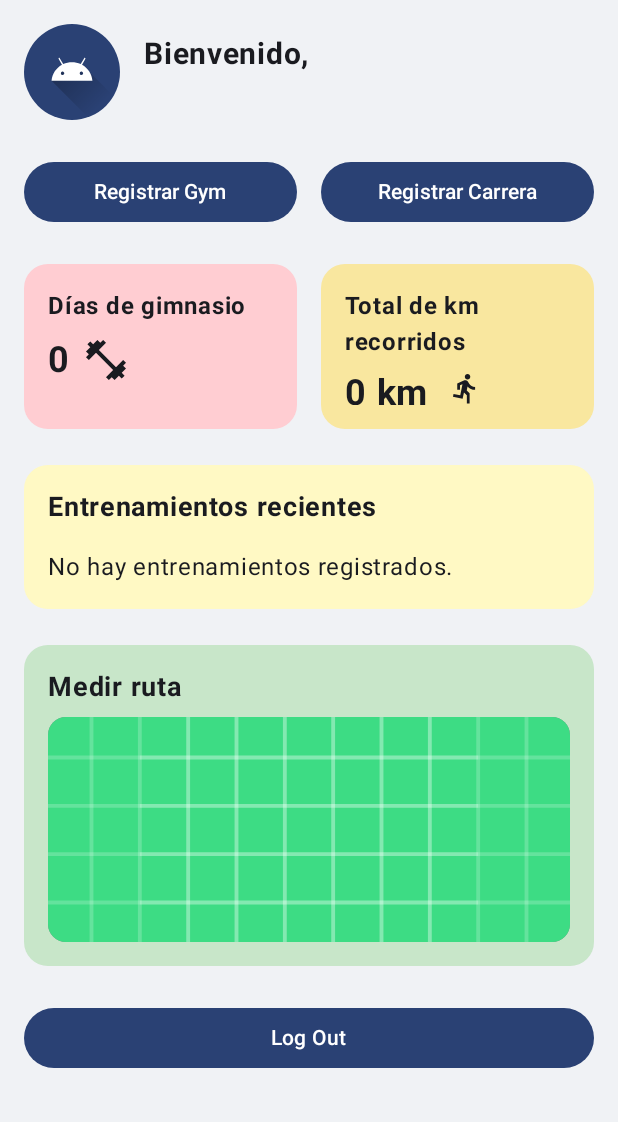
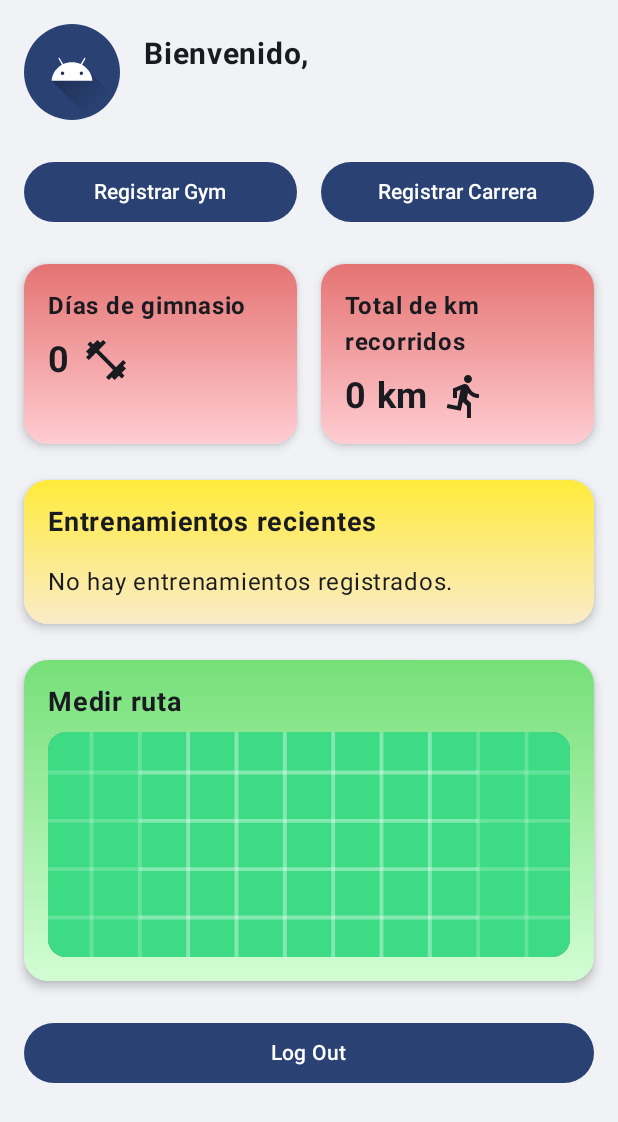
Before and after one commit to IDGS-901-22002330/Allenare-mobile, an Android app built with Jetpack Compose: the DashboardScreen screen opened through its navigation route, on a phone screen of 412 x 824 dp. Shown: the top 1122 px of the screen. Run offline under Robolectric (Android 15) with nearby library versions, the phone set to English and light mode, and no system bars; our stand-ins replace Firebase (no records; nobody signed in at launch, a user with empty details on screens opened directly).

Commit message:
Fix: Gradient en UI

```diff
--- a/app/src/main/java/com/example/allenare_mobile/screens/dashboard_components/MeasureRoute.kt
+++ b/app/src/main/java/com/example/allenare_mobile/screens/dashboard_components/MeasureRoute.kt
@@ -16,6 +16,7 @@ import androidx.compose.material3.Text
 import androidx.compose.runtime.Composable
 import androidx.compose.ui.Modifier
 import androidx.compose.ui.draw.clip
+import androidx.compose.ui.graphics.Brush
 import androidx.compose.ui.graphics.Color
 import androidx.compose.ui.layout.ContentScale
 import androidx.compose.ui.res.painterResource
@@ -31,7 +32,18 @@ fun MeasureRoute() {
     Card(
         modifier = Modifier.fillMaxWidth(),
         shape = RoundedCornerShape(16.dp),
-        colors = CardDefaults.cardColors(containerColor = Color(0xFFC8E6C9))
+        elevation = CardDefaults.cardElevation(defaultElevation = 4.dp)
+    ) {
+        val gradientColors = listOf(Color(0xFF76E078), Color(0xFFD2FDD4))
+
+        Box(
+            modifier = Modifier
+                .fillMaxWidth()
+                .background(
+                    brush = Brush.verticalGradient(
+                        colors = gradientColors
+                    )
+                )
         ) {
             Column(modifier = Modifier.padding(16.dp)) {
                 Text("Medir ruta", fontWeight = FontWeight.Bold, fontSize = 18.sp)
@@ -53,6 +65,7 @@ fun MeasureRoute() {
             }
         }
     }
+}
 
 @Preview(showBackground = true)
 @Composable
--- a/app/src/main/java/com/example/allenare_mobile/screens/dashboard_components/RecentWorkouts.kt
+++ b/app/src/main/java/com/example/allenare_mobile/screens/dashboard_components/RecentWorkouts.kt
@@ -1,5 +1,7 @@
 package com.example.allenare_mobile.screens.dashboard_components
 
+import androidx.compose.foundation.background
+import androidx.compose.foundation.layout.Box
 import androidx.compose.foundation.layout.Column
 import androidx.compose.foundation.layout.Spacer
 import androidx.compose.foundation.layout.fillMaxWidth
@@ -11,6 +13,7 @@ import androidx.compose.material3.CardDefaults
 import androidx.compose.material3.Text
 import androidx.compose.runtime.Composable
 import androidx.compose.ui.Modifier
+import androidx.compose.ui.graphics.Brush
 import androidx.compose.ui.graphics.Color
 import androidx.compose.ui.text.font.FontWeight
 import androidx.compose.ui.tooling.preview.Preview
@@ -27,7 +30,18 @@ fun RecentWorkouts(gymWorkouts: List<GymWorkout>, runningWorkouts: List<RunningW
     Card(
         modifier = Modifier.fillMaxWidth(),
         shape = RoundedCornerShape(16.dp),
-        colors = CardDefaults.cardColors(containerColor = Color(0xFFFFF9C4))
+        elevation = CardDefaults.cardElevation(defaultElevation = 4.dp)
+    ) {
+        val gradientColors = listOf(Color(0xFFFFEB3B), Color(0xFFFAEBC9))
+
+        Box(
+            modifier = Modifier
+                .fillMaxWidth()
+                .background(
+                    brush = Brush.verticalGradient(
+                        colors = gradientColors
+                    )
+                )
         ) {
             Column(modifier = Modifier.padding(16.dp)) {
                 Text("Entrenamientos recientes", fontWeight = FontWeight.Bold, fontSize = 18.sp)
@@ -42,14 +56,15 @@ fun RecentWorkouts(gymWorkouts: List<GymWorkout>, runningWorkouts: List<RunningW
             }
         }
     }
+}
 
 @Preview(showBackground = true)
 @Composable
 fun RecentWorkoutsPreview() {
     AllenaremobileTheme {
         RecentWorkouts(
-            gymWorkouts = listOf(GymWorkout(type = "Pecho"), GymWorkout(type = "Pierna")),
-            runningWorkouts = listOf(RunningWorkout(distance = 5.0))
+            gymWorkouts = listOf(GymWorkout(type = "Pecho", duration = 60), GymWorkout(type = "Pierna", duration = 90)),
+            runningWorkouts = listOf(RunningWorkout(distance = 5.0, duration = 30))
         )
     }
 }
--- a/app/src/main/java/com/example/allenare_mobile/screens/dashboard_components/StatCard.kt
+++ b/app/src/main/java/com/example/allenare_mobile/screens/dashboard_components/StatCard.kt
@@ -1,8 +1,11 @@
 package com.example.allenare_mobile.screens.dashboard_components
 
+import androidx.compose.foundation.background
+import androidx.compose.foundation.layout.Box
 import androidx.compose.foundation.layout.Column
 import androidx.compose.foundation.layout.Row
 import androidx.compose.foundation.layout.Spacer
+import androidx.compose.foundation.layout.fillMaxSize
 import androidx.compose.foundation.layout.height
 import androidx.compose.foundation.layout.padding
 import androidx.compose.foundation.layout.size
@@ -17,6 +20,7 @@ import androidx.compose.material3.Text
 import androidx.compose.runtime.Composable
 import androidx.compose.ui.Alignment
 import androidx.compose.ui.Modifier
+import androidx.compose.ui.graphics.Brush
 import androidx.compose.ui.graphics.Color
 import androidx.compose.ui.graphics.vector.ImageVector
 import androidx.compose.ui.text.font.FontWeight
@@ -26,11 +30,20 @@ import androidx.compose.ui.unit.sp
 import com.example.allenare_mobile.ui.theme.AllenaremobileTheme
 
 @Composable
-fun StatCard(title: String, value: String, icon: ImageVector, backgroundColor: Color, modifier: Modifier = Modifier) {
+fun StatCard(title: String, value: String, icon: ImageVector, gradientColors: List<Color>, modifier: Modifier = Modifier) {
     Card(
         modifier = modifier,
         shape = RoundedCornerShape(16.dp),
-        colors = CardDefaults.cardColors(containerColor = backgroundColor)
+        elevation = CardDefaults.cardElevation(defaultElevation = 4.dp)
+    ) {
+        Box(
+            modifier = Modifier
+                .fillMaxSize()
+                .background(
+                    brush = Brush.verticalGradient(
+                        colors = gradientColors
+                    )
+                )
         ) {
             Column(modifier = Modifier.padding(16.dp)) {
                 Text(title, fontWeight = FontWeight.Bold)
@@ -39,6 +52,7 @@ fun StatCard(title: String, value: String, icon: ImageVector, backgroundColor: C
                     Text(value, fontSize = 24.sp, fontWeight = FontWeight.Bold)
                     Spacer(modifier = Modifier.width(8.dp))
                     Icon(imageVector = icon, contentDescription = null, modifier = Modifier.size(32.dp))
+                }
             }
         }
     }
@@ -52,7 +66,7 @@ fun StatCardPreview() {
             title = "Días de entrenamiento",
             value = "2/3",
             icon = Icons.Default.FitnessCenter,
-            backgroundColor = Color(0xFFFFCDD2)
+            gradientColors = listOf(Color(0xFFE57373), Color(0xFFFFCDD2))
         )
     }
 }
--- a/app/src/main/java/com/example/allenare_mobile/screens/dashboard_components/TrainingStats.kt
+++ b/app/src/main/java/com/example/allenare_mobile/screens/dashboard_components/TrainingStats.kt
@@ -26,16 +26,16 @@ fun TrainingStats(gymWorkouts: List<GymWorkout>, runningWorkouts: List<RunningWo
             title = "Días de gimnasio",
             value = "${gymWorkouts.size}",
             icon = Icons.Default.FitnessCenter,
-            backgroundColor = Color(0xFFFFCDD2),
-            modifier = Modifier.weight(1f).height(110.dp)
+            gradientColors = listOf(Color(0xFFE57373), Color(0xFFFFCDD2)),
+            modifier = Modifier.weight(1f).height(120.dp)
         )
         Spacer(modifier = Modifier.width(16.dp))
         StatCard(
             title = "Total de km recorridos",
             value = "${runningWorkouts.sumOf { it.distance }.toInt()} km",
             icon = Icons.Default.DirectionsRun,
-            backgroundColor = Color(0xFFF9E79F),
-            modifier = Modifier.weight(1f).height(110.dp)
+            gradientColors = listOf(Color(0xFFE57373), Color(0xFFFFCDD2)),
+            modifier = Modifier.weight(1f)
         )
     }
 }
```
Lines whose indentation alone changed are shown as unchanged.
